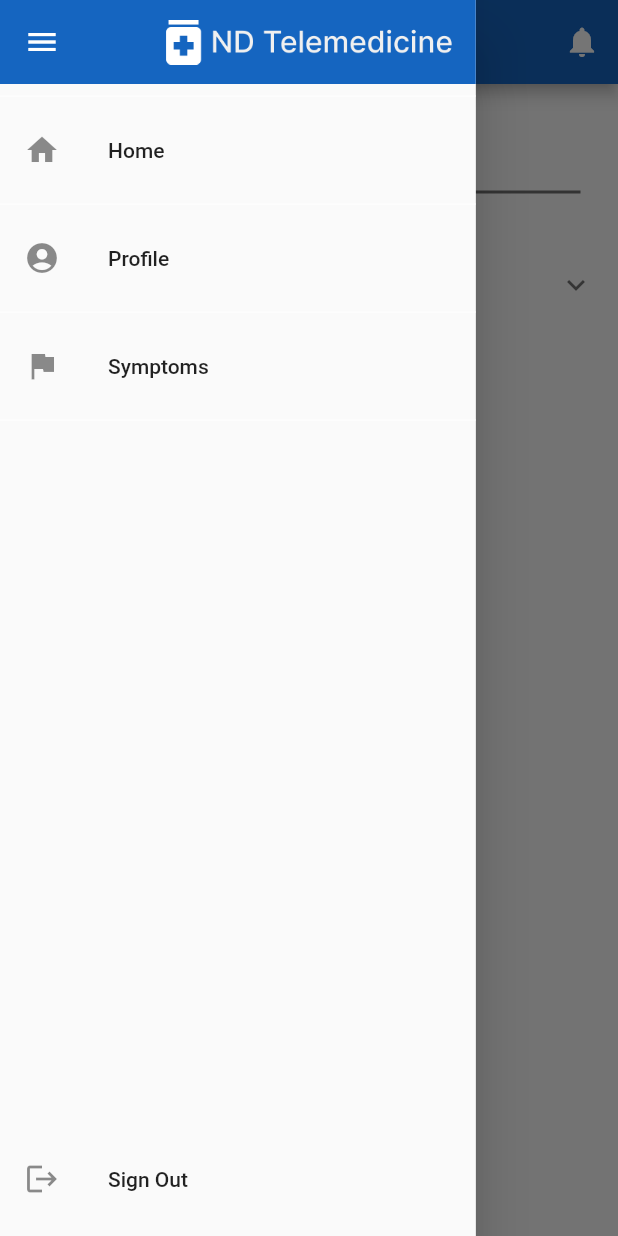
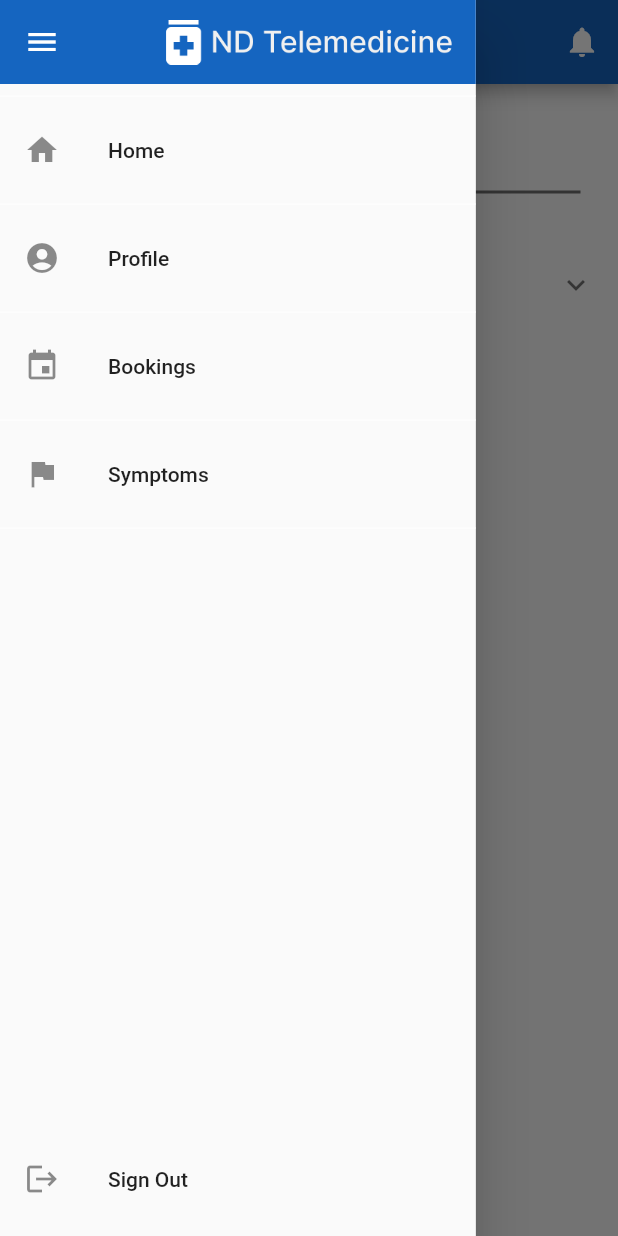
Before and after one commit to Michael-S3935468/NDTelemedicine-Frontend, a Flutter app: the screen it shows after launch, with the side drawer open, on a phone screen of 412 x 824 dp. Run offline on Flutter 3.47's test engine with Material 2 defaults, Android fonts, the phone set to English and light mode, and no system bars; missing offline and left inert: flutter_date_pickers; Roboto replaces fonts that are missing (Inter).

Commit message:
adds tile in drawer to navigate to booking page/s

```diff
--- a/ndtelemedicine/lib/main.dart
+++ b/ndtelemedicine/lib/main.dart
@@ -1,4 +1,5 @@
 import 'package:flutter/material.dart';
+import 'package:ndtelemedicine/booking/booking_main.dart';
 
 void main() => runApp(const MyApp());
 
@@ -113,6 +114,18 @@ class MyHomePage extends StatelessWidget {
               color: Colors.white,
             ),
             ListTile(
+              leading: const Icon(Icons.event),
+              title: const Text('Bookings'),
+              onTap: () {
+                Navigator.of(context).push(
+                  MaterialPageRoute(builder: (context) => BookingPage())
+                );
+              },
+            ),
+            const Divider(
+              color: Colors.white,
+            ),
+            ListTile(
               leading: const Icon(Icons.flag),
               title: const Text('Symptoms'),
               onTap: () {},
```
